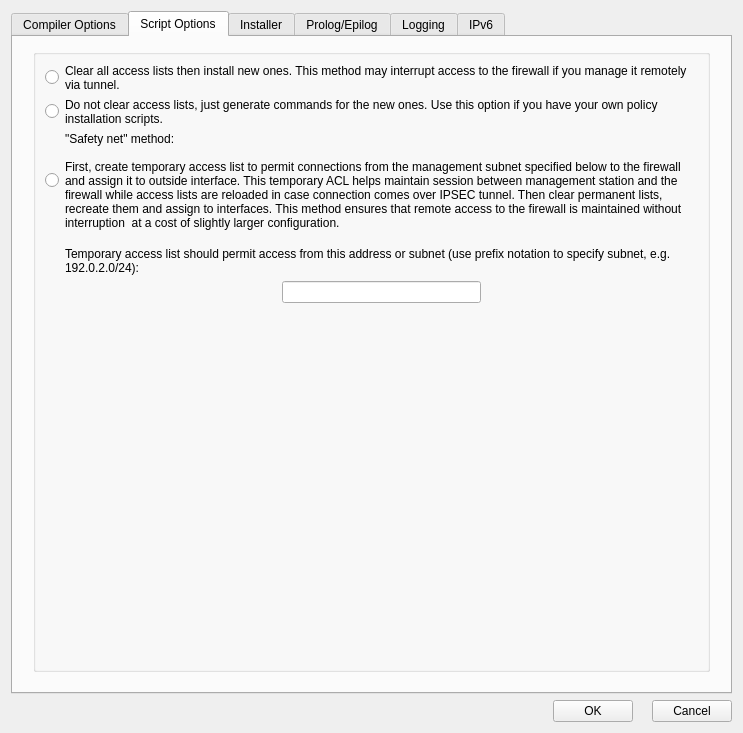
Above: src/gui/procurveacladvanceddialog_q.ui from fwbuilder/fwbuilder before the change. Below: the same form after it.
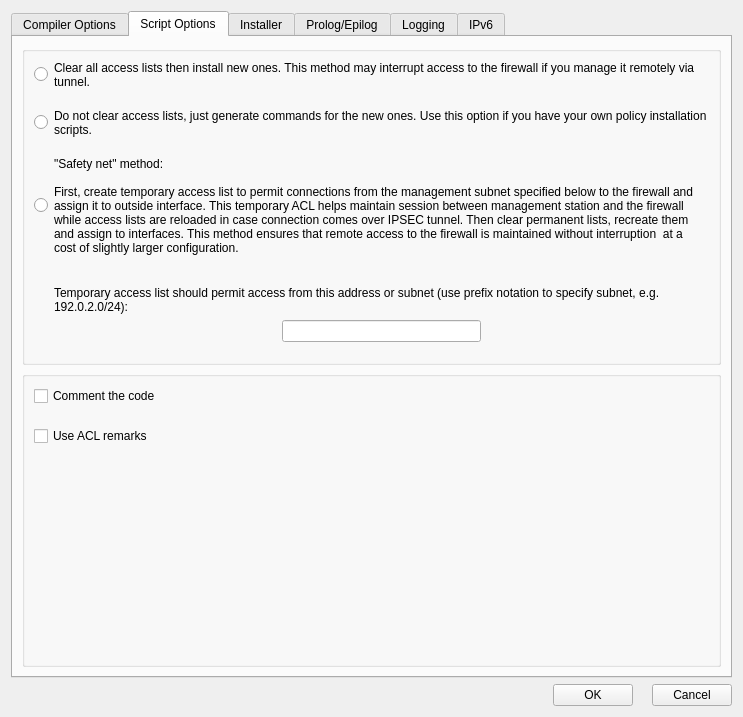
That is the form after the change.

Commit message: fixed #1449 options for ACL remarks and comments for ProCurve

What changed in the file:
```diff
--- a/src/gui/procurveacladvanceddialog_q.ui
+++ b/src/gui/procurveacladvanceddialog_q.ui
@@ -10,7 +10,7 @@
     <x>0</x>
     <y>0</y>
     <width>743</width>
-    <height>733</height>
+    <height>717</height>
    </rect>
   </property>
   <property name="windowTitle">
@@ -223,19 +223,7 @@
       <attribute name="title">
        <string>Script Options</string>
       </attribute>
-      <layout class="QGridLayout">
-       <property name="leftMargin">
-        <number>20</number>
-       </property>
-       <property name="topMargin">
-        <number>12</number>
-       </property>
-       <property name="rightMargin">
-        <number>20</number>
-       </property>
-       <property name="bottomMargin">
-        <number>20</number>
-       </property>
+      <layout class="QGridLayout" name="gridLayout_11">
        <item row="0" column="0">
         <widget class="QGroupBox" name="buttonGroup10">
          <property name="sizePolicy">
@@ -248,6 +236,9 @@
           <string/>
          </property>
          <layout class="QGridLayout" name="gridLayout_7">
+          <property name="verticalSpacing">
+           <number>20</number>
+          </property>
           <item row="0" column="0">
            <widget class="QRadioButton" name="procurve_acl_acl_basic">
             <property name="sizePolicy">
@@ -431,15 +422,53 @@
             </layout>
            </widget>
           </item>
-          <item row="4" column="1">
+         </layout>
+        </widget>
+       </item>
+       <item row="1" column="0">
+        <widget class="QGroupBox" name="frame170">
+         <property name="sizePolicy">
+          <sizepolicy hsizetype="Expanding" vsizetype="Expanding">
+           <horstretch>0</horstretch>
+           <verstretch>0</verstretch>
+          </sizepolicy>
+         </property>
+         <property name="title">
+          <string/>
+         </property>
+         <layout class="QGridLayout" name="gridLayout_10">
+          <property name="verticalSpacing">
+           <number>20</number>
+          </property>
+          <item row="0" column="0">
+           <widget class="QCheckBox" name="procurve_acl_include_comments">
+            <property name="toolTip">
+             <string>Insert comments into generated IOSACL configuration file</string>
+            </property>
+            <property name="text">
+             <string>Comment the code</string>
+            </property>
+           </widget>
+          </item>
+          <item row="1" column="0">
+           <widget class="QCheckBox" name="procurve_acl_use_acl_remarks">
+            <property name="toolTip">
+             <string>Insert comments into generated IOSACL configuration file</string>
+            </property>
+            <property name="text">
+             <string>Use ACL remarks</string>
+            </property>
+           </widget>
+          </item>
+          <item row="2" column="0">
            <spacer name="verticalSpacer">
             <property name="orientation">
              <enum>Qt::Vertical</enum>
             </property>
             <property name="sizeHint" stdset="0">
              <size>
-              <width>600</width>
-              <height>239</height>
+              <width>20</width>
+              <height>137</height>
              </size>
             </property>
            </spacer>
```
The commit also changes 8 other files.
